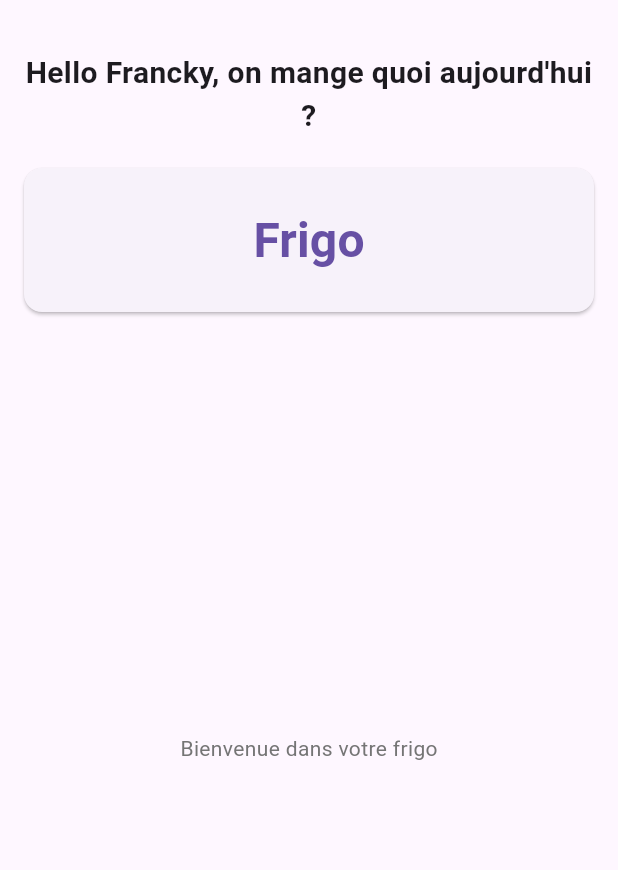
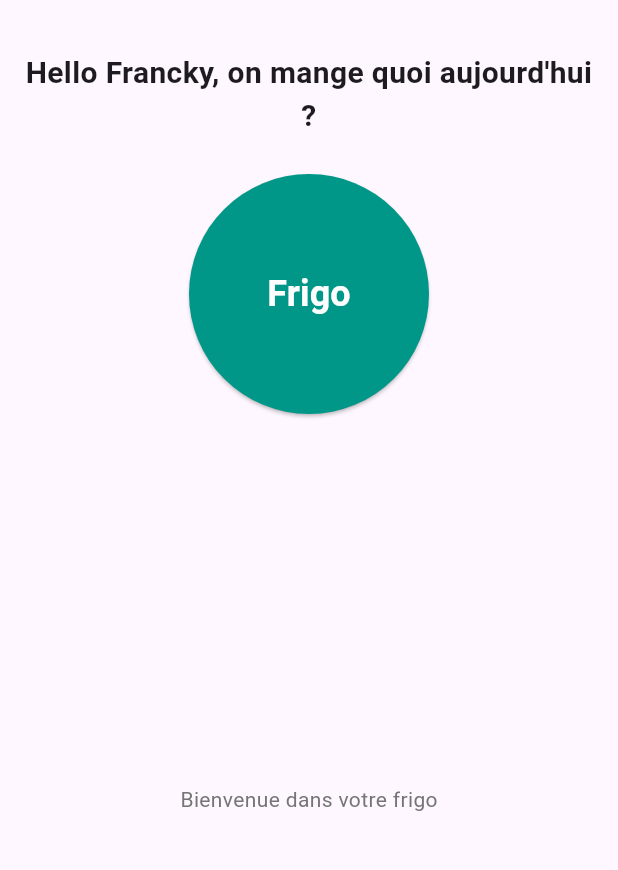
Before and after one commit to camounetwatchi-cloud/cookingApp, a Flutter app: the screen it shows after launch, on a phone screen of 412 x 824 dp, the part 63-933 px from its top. Run offline on Flutter 3.47's test engine with Material 3 defaults, Android fonts, the phone set to English and light mode, and no system bars.

Commit message:
feat(ui): round and center Frigo button

```diff
--- a/lib/main.dart
+++ b/lib/main.dart
@@ -34,7 +34,8 @@ class FrigoPage extends StatelessWidget {
         child: Padding(
           padding: const EdgeInsets.symmetric(horizontal: 16.0, vertical: 12.0),
           child: Column(
-            crossAxisAlignment: CrossAxisAlignment.stretch,
+            mainAxisAlignment: MainAxisAlignment.center,
+            crossAxisAlignment: CrossAxisAlignment.center,
             children: [
               const SizedBox(height: 8),
               const Text(
@@ -42,24 +43,27 @@ class FrigoPage extends StatelessWidget {
                 style: TextStyle(fontSize: 20, fontWeight: FontWeight.w600),
                 textAlign: TextAlign.center,
               ),
-              const SizedBox(height: 20),
-              SizedBox(
-                height: 96,
+              const SizedBox(height: 24),
+              Center(
+                child: SizedBox(
+                  width: 160,
+                  height: 160,
                   child: ElevatedButton(
                     onPressed: () {
                       // Placeholder: future fridge action
                     },
                     style: ElevatedButton.styleFrom(
-                    shape: RoundedRectangleBorder(borderRadius: BorderRadius.circular(12)),
-                    padding: const EdgeInsets.symmetric(vertical: 12, horizontal: 16),
+                      shape: const CircleBorder(),
+                      padding: const EdgeInsets.all(16),
+                      backgroundColor: Colors.teal,
                     ),
                     child: const Text(
                       'Frigo',
-                    style: TextStyle(fontSize: 32, fontWeight: FontWeight.bold),
+                      style: TextStyle(fontSize: 24, fontWeight: FontWeight.bold, color: Colors.white),
                     ),
                   ),
                 ),
-              // The rest of the page can be expanded later
+              ),
               const SizedBox(height: 20),
               Expanded(
                 child: Center(
```
Lines whose indentation alone changed are shown as unchanged.
